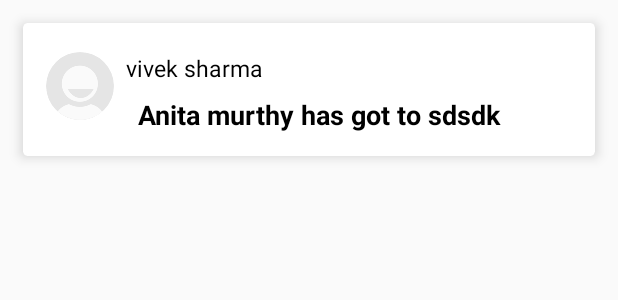
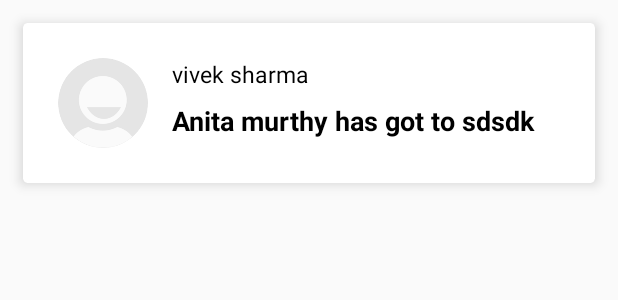
Before and after one commit to vivekpanchal/GithubTrending, an Android app: the layout list_item_repo.xml on its own in the app's theme, with its tools: preview values and no code run, on a phone screen of 412 x 824 dp. Shown: the top 300 px of the screen. Run offline under Robolectric (Android 15) with nearby library versions, the phone set to English and light mode, and no system bars; network calls fail.

Commit message:
refactored and fixed

```diff
--- a/app/src/main/java/com/vivek/githubtrending/data/remote/api/GithubTrendingApiService.java
+++ b/app/src/main/java/com/vivek/githubtrending/data/remote/api/GithubTrendingApiService.java
@@ -13,7 +13,6 @@ public interface GithubTrendingApiService {
 
     @GET("/repositories")
     Observable<Response<List<GithubEntity>>> fetchTrendingRepositories();
-    // you should always return object matching the json object
     // the link https://github-trending-api.now.sh/repositories return a list of GithubEntity
 
 }
--- a/app/src/main/java/com/vivek/githubtrending/di/module/AppModule.java
+++ b/app/src/main/java/com/vivek/githubtrending/di/module/AppModule.java
@@ -22,7 +22,7 @@ public class AppModule {
 
     @Provides
     @Singleton
-    GithubRepository providesRepository(GithubDao dao, GithubTrendingApiService trendingApiService, Executor executor) {
-        return new GithubRepository(dao, trendingApiService, executor);
+    GithubRepository providesRepository(GithubDao dao, GithubTrendingApiService trendingApiService) {
+        return new GithubRepository(dao, trendingApiService);
     }
 }
--- a/app/src/main/res/layout-v21/list_item_repo.xml
+++ b/app/src/main/res/layout-v21/list_item_repo.xml
@@ -21,13 +21,13 @@
         <androidx.constraintlayout.widget.ConstraintLayout
             android:layout_width="match_parent"
             android:layout_height="match_parent"
+            android:layout_margin="@dimen/margin"
             android:padding="@dimen/padding_large">
 
             <com.vivek.githubtrending.ui.custom.CircleImageView
                 android:id="@+id/item_profile_img"
-                android:layout_width="45dp"
-                android:layout_height="45dp"
-                android:layout_marginTop="4dp"
+                android:layout_width="60dp"
+                android:layout_height="60dp"
                 android:src="@drawable/ic_placeholder"
                 app:layout_constraintLeft_toLeftOf="parent"
                 app:layout_constraintTop_toTopOf="parent" />
@@ -41,6 +41,8 @@
                 android:text="@string/username"
                 android:textColor="@color/black"
                 android:textSize="@dimen/font_small"
+                android:paddingStart="@dimen/margin"
+                android:paddingEnd="@dimen/margin"
                 app:layout_constraintEnd_toEndOf="parent"
                 app:layout_constraintHorizontal_bias="0.0"
                 app:layout_constraintStart_toEndOf="@+id/item_profile_img"
--- a/app/src/main/res/layout/activity_main.xml
+++ b/app/src/main/res/layout/activity_main.xml
@@ -31,7 +31,8 @@
             <androidx.recyclerview.widget.RecyclerView
                 android:id="@+id/recyclerview"
                 android:layout_width="match_parent"
-                android:layout_height="match_parent" />
+                android:layout_height="match_parent"
+                tools:listitem="@layout/list_item_repo"/>
         </androidx.swiperefreshlayout.widget.SwipeRefreshLayout>
 
 
--- a/app/src/main/res/layout/list_item_repo.xml
+++ b/app/src/main/res/layout/list_item_repo.xml
@@ -21,13 +21,14 @@
         <androidx.constraintlayout.widget.ConstraintLayout
             android:layout_width="match_parent"
             android:layout_height="match_parent"
-            android:padding="@dimen/padding_large">
+            android:padding="@dimen/padding_large"
+            android:layout_margin="@dimen/margin"
+            >
 
             <com.vivek.githubtrending.ui.custom.CircleImageView
                 android:id="@+id/item_profile_img"
-                android:layout_width="45dp"
-                android:layout_height="45dp"
-                android:layout_marginTop="4dp"
+                android:layout_width="60dp"
+                android:layout_height="60dp"
                 android:src="@drawable/ic_placeholder"
                 app:layout_constraintLeft_toLeftOf="parent"
                 app:layout_constraintTop_toTopOf="parent" />
@@ -41,6 +42,8 @@
                 android:text="@string/username"
                 android:textColor="@color/black"
                 android:textSize="@dimen/font_small"
+                android:paddingStart="@dimen/margin"
+                android:paddingEnd="@dimen/margin"
                 app:layout_constraintEnd_toEndOf="parent"
                 app:layout_constraintHorizontal_bias="0.0"
                 app:layout_constraintStart_toEndOf="@+id/item_profile_img"
```
Also changed, not shown: app/src/main/java/com/vivek/githubtrending/data/NetworkBoundResource.java (+6 -20 lines), app/src/main/java/com/vivek/githubtrending/data/repository/GithubRepository.java (+15 -22 lines), app/src/main/java/com/vivek/githubtrending/ui/activity/MainViewModel.java (+5 -7 lines), app/src/main/res/layout/toolbar.xml (+4 -8 lines).
